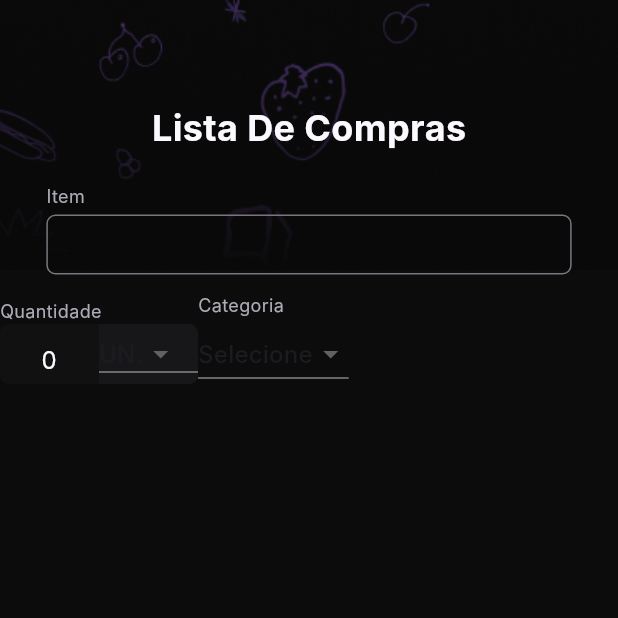
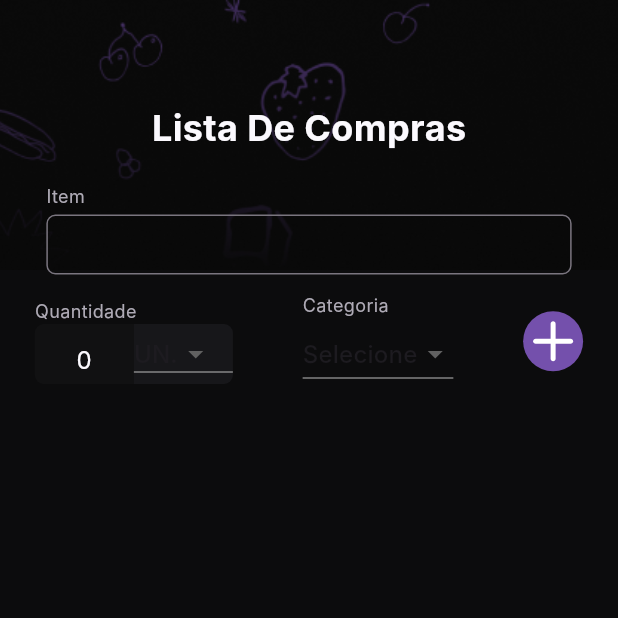
Before and after one commit to mozart-rue/buylist, a Flutter app: the screen it shows after launch, on a phone screen of 412 x 824 dp, the top half of it. Run offline on Flutter 3.47's test engine with Material 2 defaults, Android fonts, the light colour scheme and no system bars; our stand-ins replace flutter_svg; Roboto replaces fonts that are missing (Inter).

Commit message:
feat: detail filters space evenly

```diff
--- a/lib/screens/home_screen.dart
+++ b/lib/screens/home_screen.dart
@@ -1,3 +1,4 @@
+import 'package:buylist/components/add_item_button.dart';
 import 'package:buylist/components/app_background.dart';
 import 'package:buylist/components/category_selector.dart';
 import 'package:buylist/components/input_container.dart';
@@ -32,9 +33,11 @@ class HomeScreen extends StatelessWidget {
                   InputContainer(),
                   SizedBox(height: 12,),
                   Row(
+                    mainAxisAlignment: MainAxisAlignment.spaceAround,
                     children: [
                       QuantatiSelector(),
                       CategorySelector(),
+                      AddItemButton(),
                     ],
                   )
                 ],
```
